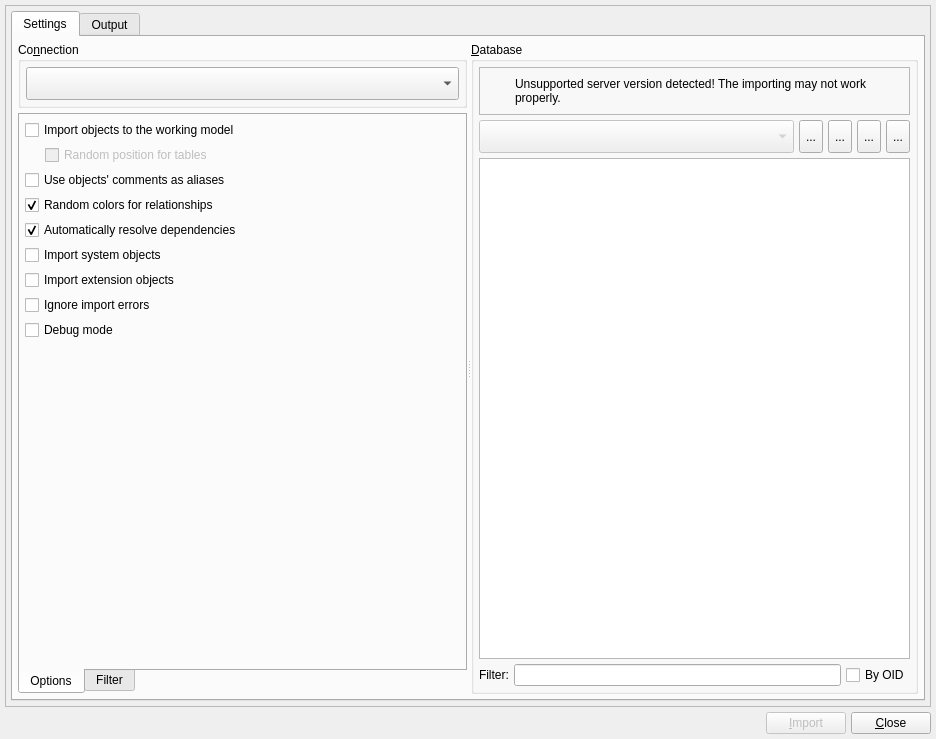
Above: libs/libgui/ui/tools/databaseimportform.ui from pgmodeler/pgmodeler before the change. Below: the same form after it.
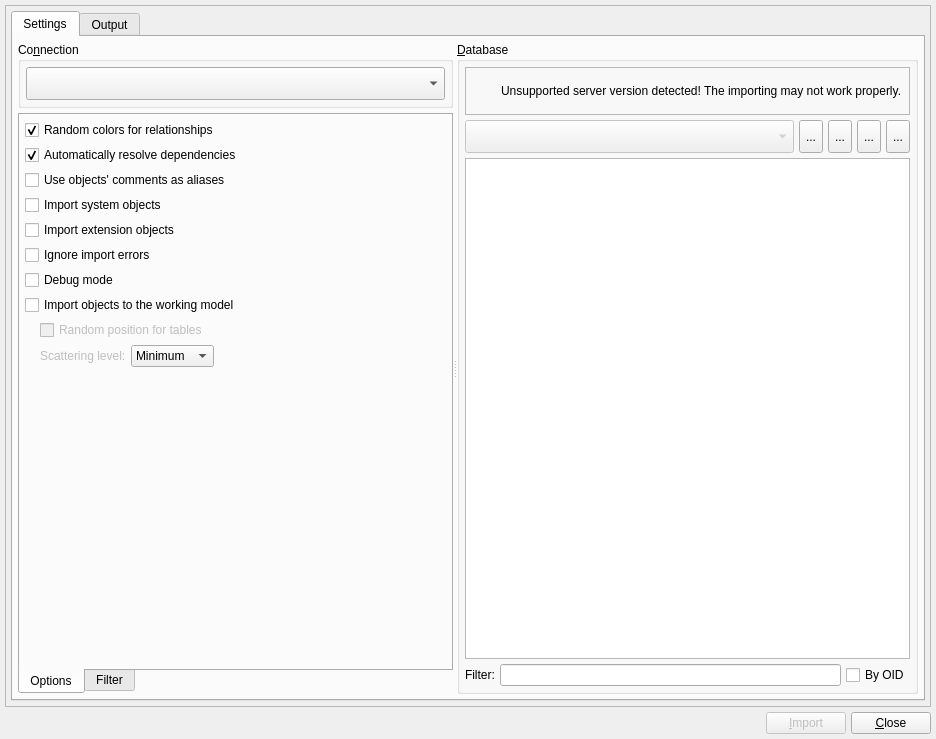
That is the form after the change. The open tabs and pages were chosen to show the change. Icons and pictures are not drawn.

Commit message:
Fixed the behavior of "Auto browse" attribute of connections in DatabaseImportForm and ModelDatabaseDiffForm
pgModeler will not rearrange original object in a model when importing
new objects to that model (issue #1862)(WIP)

Added an option to place in random positions objects that are imported
to a working model (issue #1862).

Patch:
```diff
--- a/libs/libgui/ui/tools/databaseimportform.ui
+++ b/libs/libgui/ui/tools/databaseimportform.ui
@@ -236,50 +236,8 @@
                   <property name="spacing">
                    <number>5</number>
                   </property>
-                  <item row="9" column="1" colspan="2">
-                   <spacer name="verticalSpacer">
-                    <property name="orientation">
-                     <enum>Qt::Vertical</enum>
-                    </property>
-                    <property name="sizeHint" stdset="0">
-                     <size>
-                      <width>302</width>
-                      <height>168</height>
-                     </size>
-                    </property>
-                   </spacer>
-                  </item>
-                  <item row="1" column="1" colspan="2">
-                   <widget class="QCheckBox" name="rand_obj_pos_chk">
-                    <property name="enabled">
-                     <bool>false</bool>
-                    </property>
-                    <property name="toolTip">
-                     <string>&lt;p&gt;Random positions will be assigned to imported tables. The position is determined according to the parent schema's rectangle visibility. When visible, the table's position is restricted to the schema's bounding rectangle otherwise the position is restricted to the canvas bounding rectangle.&lt;/p&gt;</string>
-                    </property>
-                    <property name="text">
-                     <string>Random position for tables</string>
-                    </property>
-                   </widget>
-                  </item>
-                  <item row="1" column="0">
-                   <spacer name="horizontalSpacer">
-                    <property name="orientation">
-                     <enum>Qt::Horizontal</enum>
-                    </property>
-                    <property name="sizeType">
-                     <enum>QSizePolicy::Fixed</enum>
-                    </property>
-                    <property name="sizeHint" stdset="0">
-                     <size>
-                      <width>15</width>
-                      <height>20</height>
-                     </size>
-                    </property>
-                   </spacer>
-                  </item>
-                  <item row="0" column="0" colspan="3">
-                   <widget class="QCheckBox" name="import_to_model_chk">
+                  <item row="11" column="0" colspan="5">
+                   <widget class="QCheckBox" name="debug_mode_chk">
                     <property name="sizePolicy">
                      <sizepolicy hsizetype="Preferred" vsizetype="Fixed">
                       <horstretch>0</horstretch>
@@ -292,22 +250,15 @@
                     <property name="statusTip">
                      <string/>
                     </property>
-                    <property name="text">
-                     <string>Import objects to the working model</string>
+                    <property name="whatsThis">
+                     <string/>
                     </property>
-                    <property name="checked">
-                     <bool>false</bool>
-                    </property>
-                   </widget>
-                  </item>
-                  <item row="2" column="0" colspan="3">
-                   <widget class="QCheckBox" name="comments_as_aliases_chk">
                     <property name="text">
-                     <string>Use objects' comments as aliases</string>
+                     <string>Debug mode</string>
                     </property>
                    </widget>
                   </item>
-                  <item row="3" column="0" colspan="3">
+                  <item row="5" column="0" colspan="5">
                    <widget class="QCheckBox" name="rand_rel_color_chk">
                     <property name="sizePolicy">
                      <sizepolicy hsizetype="Preferred" vsizetype="Fixed">
@@ -329,54 +280,7 @@
                     </property>
                    </widget>
                   </item>
-                  <item row="4" column="0" colspan="3">
-                   <widget class="QCheckBox" name="resolve_deps_chk">
-                    <property name="sizePolicy">
-                     <sizepolicy hsizetype="Preferred" vsizetype="Fixed">
-                      <horstretch>0</horstretch>
-                      <verstretch>0</verstretch>
-                     </sizepolicy>
-                    </property>
-                    <property name="toolTip">
-                     <string>&lt;p&gt;Resolve some of the object's dependencies by querying the catalog when a needed object does not exists on the loaded set. In some cases it's necessary to combine this option with others below. This option does not applies to database level objects like role, tablespace and language as well for data types, extensions.&lt;/p&gt;</string>
-                    </property>
-                    <property name="statusTip">
-                     <string/>
-                    </property>
-                    <property name="whatsThis">
-                     <string/>
-                    </property>
-                    <property name="text">
-                     <string>Automatically resolve dependencies</string>
-                    </property>
-                    <property name="checked">
-                     <bool>true</bool>
-                    </property>
-                   </widget>
-                  </item>
-                  <item row="5" column="0" colspan="3">
-                   <widget class="QCheckBox" name="import_sys_objs_chk">
-                    <property name="sizePolicy">
-                     <sizepolicy hsizetype="Preferred" vsizetype="Fixed">
-                      <horstretch>0</horstretch>
-                      <verstretch>0</verstretch>
-                     </sizepolicy>
-                    </property>
-                    <property name="toolTip">
-                     <string>&lt;p&gt;Enables the import of system built-in objects. It's recommend to select only those objects that are directly referenced by the ones to be imported. WARNING: Try to import a huge set of system objects can bloat the resultant model or even crash pgModeler due to memory/cpu overuse.&lt;/p&gt;</string>
-                    </property>
-                    <property name="statusTip">
-                     <string/>
-                    </property>
-                    <property name="whatsThis">
-                     <string/>
-                    </property>
-                    <property name="text">
-                     <string>Import system objects</string>
-                    </property>
-                   </widget>
-                  </item>
-                  <item row="6" column="0" colspan="3">
+                  <item row="9" column="0" colspan="5">
                    <widget class="QCheckBox" name="import_ext_objs_chk">
                     <property name="sizePolicy">
                      <sizepolicy hsizetype="Preferred" vsizetype="Fixed">
@@ -398,7 +302,7 @@
                     </property>
                    </widget>
                   </item>
-                  <item row="7" column="0" colspan="3">
+                  <item row="10" column="0" colspan="5">
                    <widget class="QCheckBox" name="ignore_errors_chk">
                     <property name="sizePolicy">
                      <sizepolicy hsizetype="Preferred" vsizetype="Fixed">
@@ -420,8 +324,8 @@
                     </property>
                    </widget>
                   </item>
-                  <item row="8" column="0" colspan="3">
-                   <widget class="QCheckBox" name="debug_mode_chk">
+                  <item row="6" column="0" colspan="5">
+                   <widget class="QCheckBox" name="resolve_deps_chk">
                     <property name="sizePolicy">
                      <sizepolicy hsizetype="Preferred" vsizetype="Fixed">
                       <horstretch>0</horstretch>
@@ -438,10 +342,164 @@
                      <string/>
                     </property>
                     <property name="text">
-                     <string>Debug mode</string>
+                     <string>Automatically resolve dependencies</string>
                     </property>
+                    <property name="checked">
+                     <bool>true</bool>
+                    </property>
                    </widget>
                   </item>
+                  <item row="12" column="0">
+                   <widget class="QCheckBox" name="import_to_model_chk">
+                    <property name="sizePolicy">
+                     <sizepolicy hsizetype="Preferred" vsizetype="Fixed">
+                      <horstretch>0</horstretch>
+                      <verstretch>0</verstretch>
+                     </sizepolicy>
+                    </property>
+                    <property name="toolTip">
+                     <string>&lt;p&gt;Create all imported objects in the current working model instead of create a new one.&lt;/p&gt;</string>
+                    </property>
+                    <property name="statusTip">
+                     <string/>
+                    </property>
+                    <property name="text">
+                     <string>Import objects to the working model</string>
+                    </property>
+                    <property name="checked">
+                     <bool>false</bool>
+                    </property>
+                   </widget>
+                  </item>
+                  <item row="14" column="0" colspan="6">
+                   <spacer name="verticalSpacer">
+                    <property name="orientation">
+                     <enum>Qt::Vertical</enum>
+                    </property>
+                    <property name="sizeHint" stdset="0">
+                     <size>
+                      <width>302</width>
+                      <height>168</height>
+                     </size>
+                    </property>
+                   </spacer>
+                  </item>
+                  <item row="8" column="0" colspan="5">
+                   <widget class="QCheckBox" name="import_sys_objs_chk">
+                    <property name="sizePolicy">
+                     <sizepolicy hsizetype="Preferred" vsizetype="Fixed">
+                      <horstretch>0</horstretch>
+                      <verstretch>0</verstretch>
+                     </sizepolicy>
+                    </property>
+                    <property name="toolTip">
+                     <string>&lt;p&gt;Enables the import of system built-in objects. It's recommend to select only those objects that are directly referenced by the ones to be imported. WARNING: Try to import a huge set of system objects can bloat the resultant model or even crash pgModeler due to memory/cpu overuse.&lt;/p&gt;</string>
+                    </property>
+                    <property name="statusTip">
+                     <string/>
+                    </property>
+                    <property name="whatsThis">
+                     <string/>
+                    </property>
+                    <property name="text">
+                     <string>Import system objects</string>
+                    </property>
+                   </widget>
+                  </item>
+                  <item row="7" column="0">
+                   <widget class="QCheckBox" name="comments_as_aliases_chk">
+                    <property name="text">
+                     <string>Use objects' comments as aliases</string>
+                    </property>
+                   </widget>
+                  </item>
+                  <item row="13" column="0" colspan="6">
+                   <layout class="QVBoxLayout" name="verticalLayout_5">
+                    <property name="spacing">
+                     <number>5</number>
+                    </property>
+                    <property name="leftMargin">
+                     <number>15</number>
+                    </property>
+                    <property name="bottomMargin">
+                     <number>0</number>
+                    </property>
+                    <item>
+                     <widget class="QCheckBox" name="rand_obj_pos_chk">
+                      <property name="enabled">
+                       <bool>false</bool>
+                      </property>
+                      <property name="toolTip">
+                       <string>&lt;p&gt;When checked this option causes the imported tables to be placed in random positions without changing the positions of the objects previously existing on the model. If this option is unchecked, all tables will be placed at the position (0, 0).&lt;/p&gt;</string>
+                      </property>
+                      <property name="text">
+                       <string>Random position for tables</string>
+                      </property>
+                     </widget>
+                    </item>
+                    <item>
+                     <layout class="QHBoxLayout" name="horizontalLayout_5">
+                      <property name="spacing">
+                       <number>5</number>
+                      </property>
+                      <property name="leftMargin">
+                       <number>0</number>
+                      </property>
+                      <property name="bottomMargin">
+                       <number>0</number>
+                      </property>
+                      <item>
+                       <widget class="QLabel" name="scattering_lvl_lbl">
+                        <property name="enabled">
+                         <bool>false</bool>
+                        </property>
+                        <property name="text">
+                         <string>Scattering level:</string>
+                        </property>
+                       </widget>
+                      </item>
+                      <item>
+                       <widget class="QComboBox" name="scattering_lvl_cmb">
+                        <property name="toolTip">
+                         <string>&lt;p&gt;Determines the amount of space used to scatter the tables in the canvas increasing the distance between them.&lt;/p&gt;</string>
+                        </property>
+                        <property name="currentIndex">
+                         <number>0</number>
+                        </property>
+                        <item>
+                         <property name="text">
+                          <string>Minimum</string>
+                         </property>
+                        </item>
+                        <item>
+                         <property name="text">
+                          <string>Medium</string>
+                         </property>
+                        </item>
+                        <item>
+                         <property name="text">
+                          <string>Maximum</string>
+                         </property>
+                        </item>
+                       </widget>
+                      </item>
+                      <item>
+                       <spacer name="horizontalSpacer_2">
+                        <property name="orientation">
+                         <enum>Qt::Horizontal</enum>
+                        </property>
+                        <property name="sizeHint" stdset="0">
+                         <size>
+                          <width>40</width>
+                          <height>20</height>
+                         </size>
+                        </property>
+                       </spacer>
+                      </item>
+                     </layout>
+                    </item>
+                   </layout>
+                  </item>
                  </layout>
                 </widget>
                 <widget class="QWidget" name="tab">
```
Left out of the diff: 7 changed lines with no effect on the pictures. The commit also changes 5 other files.
